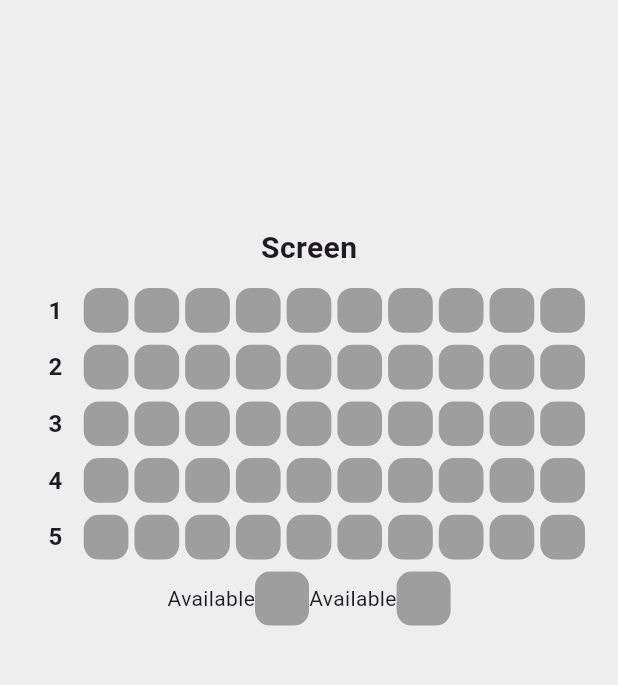
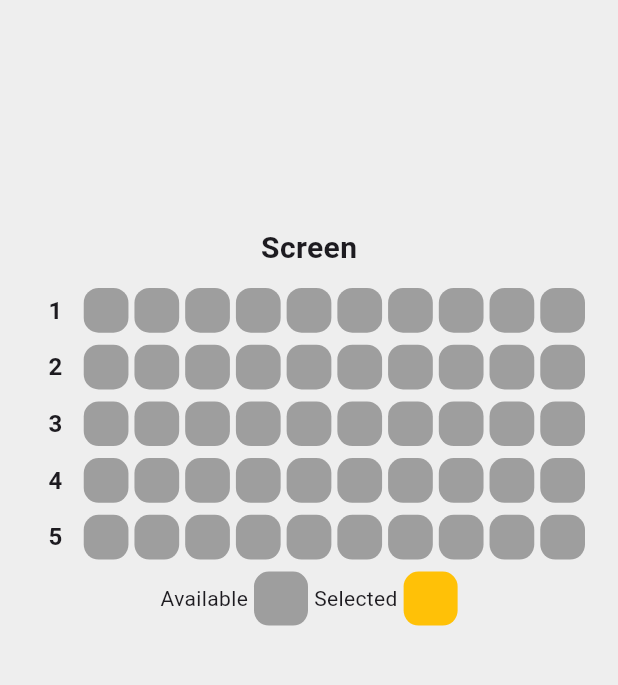
Before and after one commit to hippieperm/flutter_seat_app, a Flutter app: the screen it shows after launch, on a phone screen of 412 x 824 dp, the part 84-769 px from its top. Run offline on Flutter 3.47's test engine with Material 3 defaults, Android fonts, the phone set to English and light mode, and no system bars.

Commit message:
SeatSelectBox 위젯 수정: 레이블에 'Available'과 'Selected' 추가 및 색상 변경으로 UI 개선

```diff
--- a/lib/seat_select_box.dart
+++ b/lib/seat_select_box.dart
@@ -30,8 +30,9 @@ class SeatSelectBox extends StatelessWidget {
           Row(
             mainAxisAlignment: MainAxisAlignment.center,
             children: [
-              label(),
-              label(),
+              label('Available', Colors.grey),
+              SizedBox(width: 4),
+              label('Selected', Colors.amber),
             ],
           ),
         ],
@@ -39,15 +40,16 @@ class SeatSelectBox extends StatelessWidget {
     );
   }
 
-  Row label() {
+  Row label(String text, Color color) {
     return Row(
       children: [
-        Text('Available'),
+        Text('$text'),
+        SizedBox(width: 4),
         Container(
           height: 36,
           width: 36,
           decoration: BoxDecoration(
-            color: Colors.grey,
+            color: color,
             borderRadius: BorderRadius.circular(10),
           ),
         ),
```
